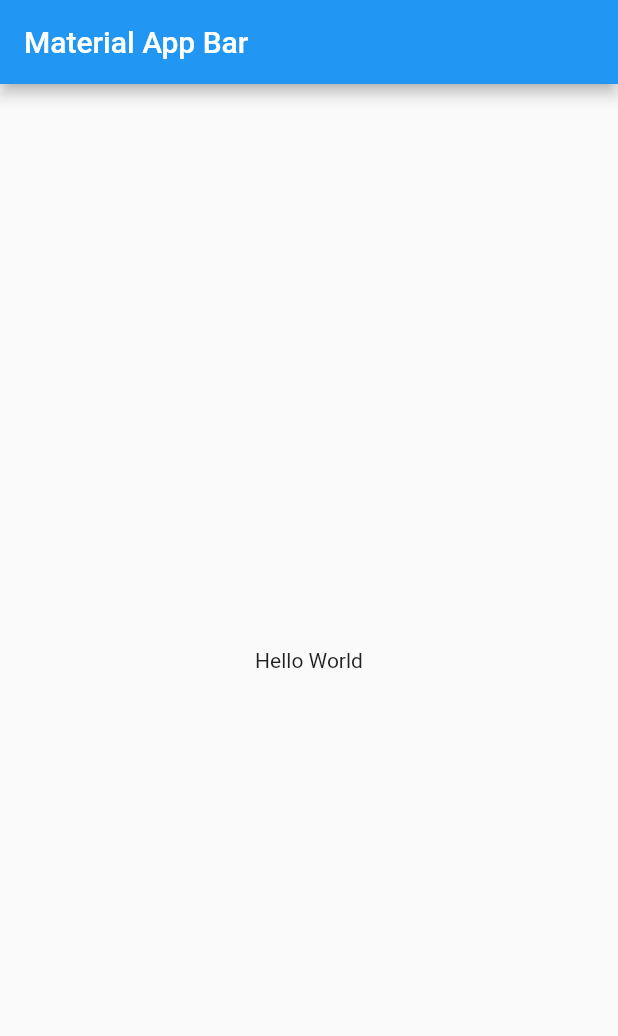
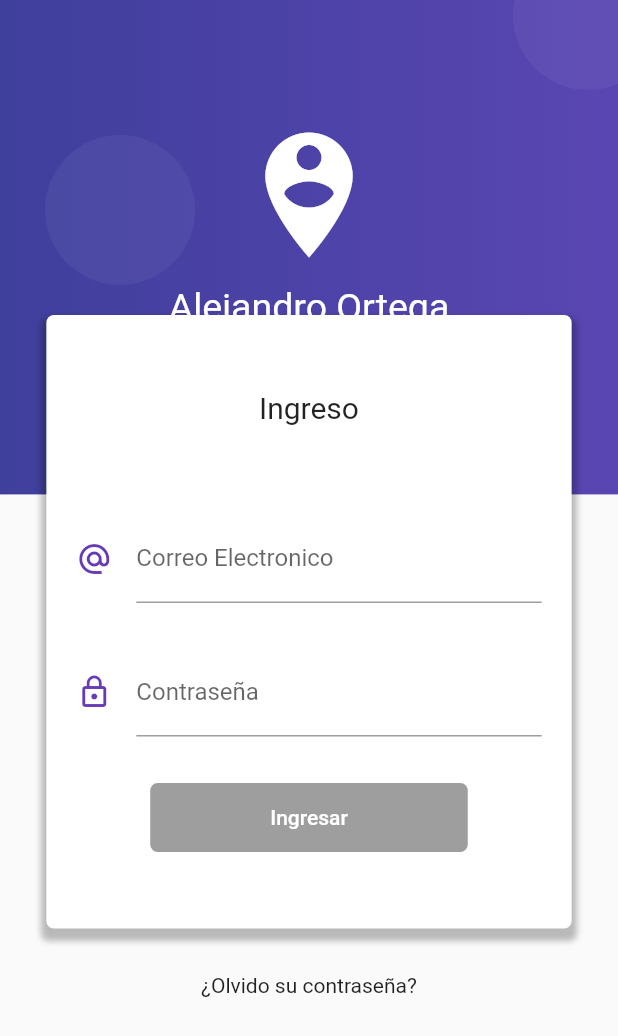
Before and after one commit to 19AlexOrtegaRosas97/form_validation, a Flutter app: the screen it shows after launch, on a phone screen of 412 x 824 dp. Shown: the top 1036 px of the screen. Run offline on Flutter 3.47's test engine with Material 2 defaults, Android fonts, the phone set to English and light mode, and no system bars; our stand-ins replace rxdart.

Commit message:
Finish Part form Login
Finish Part form Login

```diff
--- a/lib/main.dart
+++ b/lib/main.dart
@@ -1,24 +1,26 @@
 import 'package:flutter/material.dart';
-
-import 'package:flutter/material.dart';
+import 'package:form_validation/src/bloc/provider.dart';
+import 'package:form_validation/src/pages/home_page.dart';
+import 'package:form_validation/src/pages/login_page.dart';
 
 void main() => runApp(MyApp());
 
 class MyApp extends StatelessWidget {
   @override
   Widget build(BuildContext context) {
-    return MaterialApp(
-      title: 'Material App',
-      home: Scaffold(
-        appBar: AppBar(
-          title: Text('Material App Bar'),
-        ),
-        body: Center(
-          child: Container(
-            child: Text('Hello World'),
-          ),
-        ),
+    return Provider(
+      child: MaterialApp(
+      debugShowCheckedModeBanner: false,
+      title: 'Form Validation App',
+      initialRoute: 'login',
+      routes: {
+        'login' : (BuildContext context) => LoginPage(),
+        'home'  : (BuildContext context) => HomePage(),
+      },
+      theme: ThemeData(
+        primaryColor: Colors.deepPurple,
       ),
+    ),
     );
   }
 }
--- /dev/null
+++ b/lib/src/bloc/login_bloc.dart
@@ -0,0 +1,29 @@
+import 'dart:async';
+import 'package:form_validation/src/bloc/validators.dart';
+import 'package:rxdart/rxdart.dart';
+
+class LoginBloc with Validators{
+
+  final _emailController    = BehaviorSubject<String>();
+  final _passwordController = BehaviorSubject<String>();
+
+  //Insertar Valores al Stream
+  Function(String) get changeEmail    => _emailController.sink.add;
+  Function(String) get changePassword => _passwordController.sink.add;
+
+  //Recuperar datos Stream
+  Stream<String> get emailStream => _emailController.stream.transform(validarEmail);
+  Stream<String> get passwordStream => _passwordController.stream.transform(validarPassword);
+
+  Stream<bool> get formValidStream => CombineLatestStream.combine2(emailStream, passwordStream, (e, p) => true);
+
+  //Obtener el ultimo valor ingresado s los Streams
+
+  String get email => _emailController.value;
+  String get password => _passwordController.value;
+
+  dispose(){
+    _emailController?.close();
+    _passwordController?.close();
+  }
+}
--- /dev/null
+++ b/lib/src/bloc/provider.dart
@@ -0,0 +1,30 @@
+import 'package:flutter/material.dart';
+import 'package:form_validation/src/bloc/login_bloc.dart';
+export 'package:form_validation/src/bloc/login_bloc.dart';
+
+class Provider extends InheritedWidget {
+
+  static Provider _instancia;
+
+  factory Provider({Key key, Widget child}){
+
+    if(_instancia == null){
+      _instancia =  new Provider._internal(key: key,child: child);
+    }
+
+    return _instancia;
+  }
+
+  Provider._internal({Key key, Widget child}) : super(key: key, child: child);
+
+  final loginBloc = LoginBloc();
+
+  //Provider({Key key, Widget child}) : super(key: key, child: child);
+
+  @override
+  bool updateShouldNotify(InheritedWidget oldWidget) => true;
+
+  static LoginBloc of(BuildContext context) {
+    return context.dependOnInheritedWidgetOfExactType<Provider>().loginBloc;
+  }
+}
--- /dev/null
+++ b/lib/src/bloc/validators.dart
@@ -0,0 +1,33 @@
+import 'dart:async';
+
+class Validators {
+
+  final validarEmail = StreamTransformer<String, String>.fromHandlers(
+    handleData: (email, sink){
+
+      Pattern pattern = r'^(([^<>()[\]\\.,;:\s@\"]+(\.[^<>()[\]\\.,;:\s@\"]+)*)|(\".+\"))@((\[[0-9]{1,3}\.[0-9]{1,3}\.[0-9]{1,3}\.[0-9]{1,3}\])|(([a-zA-Z\-0-9]+\.)+[a-zA-Z]{2,}))$';
+
+      RegExp regExp = new RegExp(pattern);
+
+      if(regExp.hasMatch(email)){
+        sink.add(email);
+      }else{
+        sink.addError('Email Incorrecto');
+      }
+
+    }
+  );
+
+  final validarPassword = StreamTransformer<String, String>.fromHandlers(
+    handleData: (password, sink){
+
+      if(password.length>=6){
+        sink.add(password);
+      }else{
+        sink.addError('Mas de 6 Caracteres!');
+      }
+
+    }
+  );
+
+}
--- /dev/null
+++ b/lib/src/pages/home_page.dart
@@ -0,0 +1,27 @@
+import 'package:flutter/material.dart';
+import 'package:form_validation/src/bloc/provider.dart';
+
+class HomePage extends StatelessWidget {
+  @override
+  Widget build(BuildContext context) {
+
+    final bloc = Provider.of(context);
+
+    return Container(
+      child: Scaffold(
+        appBar: AppBar(
+          title: Text('home page'),
+        ),
+        body: Column(
+          crossAxisAlignment: CrossAxisAlignment.center,
+          mainAxisAlignment: MainAxisAlignment.center,
+          children: <Widget>[
+            Text('Email: ${bloc.email}'),
+            Divider(),
+            Text('Password: ${bloc.password}'),
+          ],
+        ),
+      ),
+    );
+  }
+}
--- /dev/null
+++ b/lib/src/pages/login_page.dart
@@ -0,0 +1,202 @@
+import 'package:flutter/material.dart';
+import 'package:form_validation/src/bloc/provider.dart';
+
+class LoginPage extends StatelessWidget {
+  @override
+  Widget build(BuildContext context) {
+    return Container(
+      child: Scaffold(
+        body: Stack(
+          children: <Widget>[
+            _crearFondo(context),
+            _loginForm(context),
+          ],
+        ),
+      ),
+    );
+  }
+
+  Widget _crearFondo(BuildContext context) {
+    final size = MediaQuery.of(context).size;
+
+    final fondoMorado = Container(
+      height: size.height * .4,
+      width: double.infinity,
+      decoration: BoxDecoration(
+        gradient: LinearGradient(colors: <Color>[
+          Color.fromRGBO(63, 63, 156, 1.0),
+          Color.fromRGBO(90, 70, 178, 1.0),
+        ]),
+      ),
+    );
+
+    final circulo = Container(
+      width: 100.0,
+      height: 100.0,
+      decoration: BoxDecoration(
+        borderRadius: BorderRadius.circular(100.0),
+        color: Color.fromRGBO(255, 255, 255, 0.05),
+      ),
+    );
+
+    return Stack(
+      children: <Widget>[
+        fondoMorado,
+        Positioned(top: 90.0, left: 30.0, child: circulo),
+        Positioned(top: -40.0, right: -30.0, child: circulo),
+        Positioned(bottom: -50.0, right: -10.0, child: circulo),
+        Positioned(bottom: 120.0, right: 20.0, child: circulo),
+        Positioned(bottom: -50.0, left: -20.0, child: circulo),
+        Container(
+          padding: EdgeInsets.only(top: 80.0),
+          child: Column(
+            children: <Widget>[
+              Icon(
+                Icons.person_pin_circle,
+                color: Colors.white,
+                size: 100.0,
+              ),
+              SizedBox(
+                height: 10.0,
+                width: double.infinity,
+              ),
+              Text(
+                'Alejandro Ortega',
+                style: TextStyle(color: Colors.white, fontSize: 25.0),
+              ),
+            ],
+          ),
+        ),
+      ],
+    );
+  }
+
+  Widget _loginForm(BuildContext context) {
+    final bloc = Provider.of(context);
+    final size = MediaQuery.of(context).size;
+
+    return SingleChildScrollView(
+      child: Column(
+        children: <Widget>[
+          SafeArea(
+            child: Container(
+              height: 180.0,
+            ),
+          ),
+          Container(
+            width: size.width * 0.85,
+            padding: EdgeInsets.symmetric(vertical: 50.0),
+            margin: EdgeInsets.symmetric(vertical: 30.0),
+            decoration: BoxDecoration(
+              color: Colors.white,
+              borderRadius: BorderRadius.circular(5.0),
+              boxShadow: <BoxShadow>[
+                BoxShadow(
+                  color: Colors.black26,
+                  blurRadius: 3.0,
+                  offset: Offset(0.0, 5.0),
+                  spreadRadius: 3.0,
+                ),
+              ],
+            ),
+            child: Column(
+              children: <Widget>[
+                Text(
+                  'Ingreso',
+                  style: TextStyle(fontSize: 20.0),
+                ),
+                SizedBox(height: 60.0),
+                _crearEmail(bloc),
+                SizedBox(height: 30.0),
+                _crearPassword(bloc),
+                SizedBox(height: 30.0),
+                _crearBoton(bloc)
+              ],
+            ),
+          ),
+          Text('¿Olvido su contraseña?'),
+          SizedBox(
+            height: 100.0,
+          )
+        ],
+      ),
+    );
+  }
+
+  Widget _crearBoton(LoginBloc bloc) {
+    return StreamBuilder(
+      stream: bloc.formValidStream,
+      builder: (BuildContext context, AsyncSnapshot snapshot) {
+        return RaisedButton(
+          padding: EdgeInsets.symmetric(horizontal: 80.0, vertical: 15.0),
+          shape:
+              RoundedRectangleBorder(borderRadius: BorderRadius.circular(5.0)),
+          child: Container(
+            child: Text('Ingresar'),
+          ),
+          elevation: 0.0,
+          color: Colors.deepPurple,
+          textColor: Colors.white,
+          onPressed: snapshot.hasData?() => _login(bloc,context) :null,
+        );
+      },
+    );
+  }
+
+  _login(LoginBloc bloc, BuildContext context){
+    print('===================');
+    print('Email: ${bloc.email}');
+    print('Password: ${bloc.password}');
+    print('===================');
+    Navigator.pushReplacementNamed  (context, 'home');
+  }
+
+  Widget _crearEmail(LoginBloc bloc) {
+    return StreamBuilder(
+      stream: bloc.emailStream,
+      builder: (BuildContext context, AsyncSnapshot snapshot) {
+        return Container(
+          padding: EdgeInsets.symmetric(horizontal: 20.0),
+          child: TextField(
+            keyboardType: TextInputType.emailAddress,
+            decoration: InputDecoration(
+              icon: Icon(
+                Icons.alternate_email,
+                color: Colors.deepPurple,
+              ),
+              hintText: 'ejemplo@correo.com',
+              labelText: 'Correo Electronico',
+              counterText: snapshot.data,
+              errorText: snapshot.error,
+            ),
+            onChanged: bloc.changeEmail,
+          ),
+        );
+      },
+    );
+  }
+
+  Widget _crearPassword(LoginBloc bloc) {
+    return StreamBuilder(
+      stream: bloc.passwordStream,
+      builder: (BuildContext context, AsyncSnapshot snapshot) {
+        return Container(
+          padding: EdgeInsets.symmetric(horizontal: 20.0),
+          child: TextField(
+            obscureText: true,
+            decoration: InputDecoration(
+              icon: Icon(
+                Icons.lock_outline,
+                color: Colors.deepPurple,
+              ),
+              labelText: 'Contraseña',
+              counterText: snapshot.data,
+              errorText: snapshot.error,
+            ),
+            onChanged: bloc.changePassword,
+          ),
+        );
+      },
+    );
+  }
+}
--- a/pubspec.yaml
+++ b/pubspec.yaml
@@ -28,6 +28,7 @@ dependencies:
   # The following adds the Cupertino Icons font to your application.
   # Use with the CupertinoIcons class for iOS style icons.
   cupertino_icons: ^0.1.3
+  rxdart: ^0.24.1
 
 dev_dependencies:
   flutter_test:
```
Also changed, not shown: pubspec.lock.
